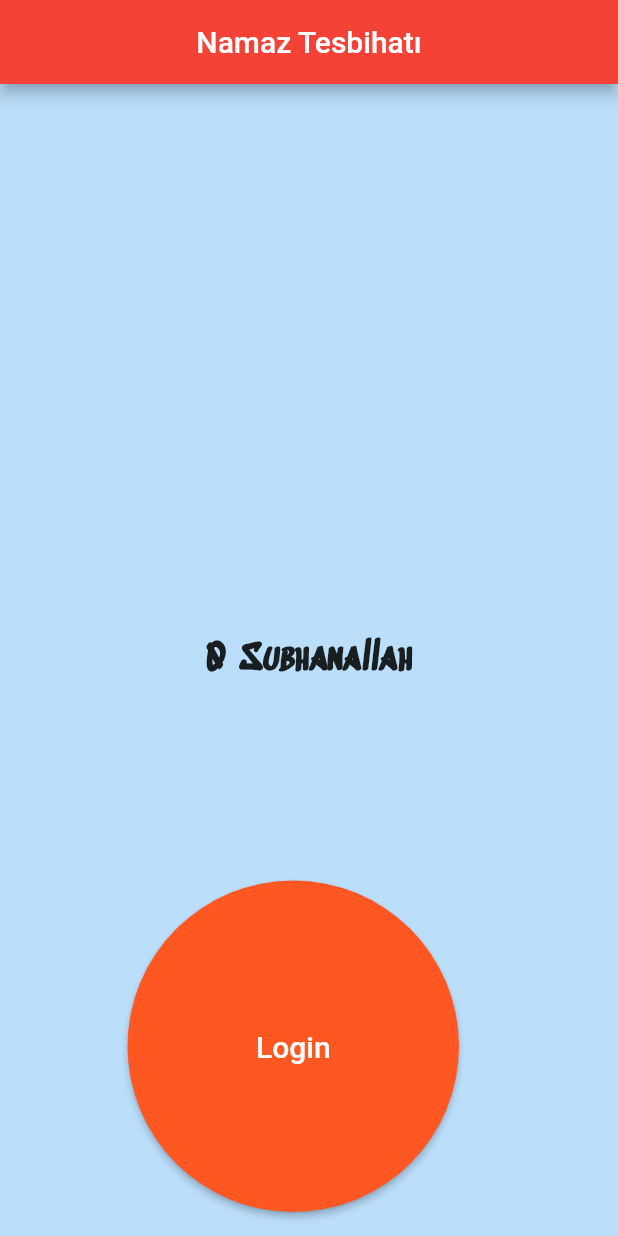
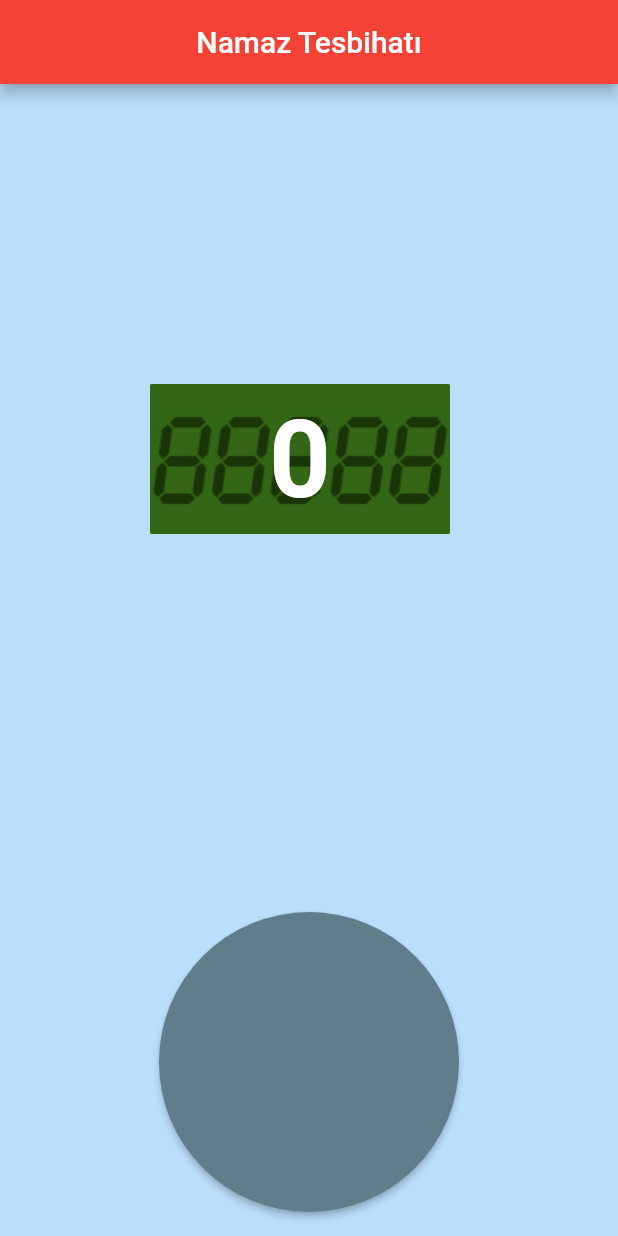
Before and after one commit to Talhaasan/tesbihat, a Flutter app: the screen it shows after launch, after a tap on "Namaz Tesbihatı", on a phone screen of 412 x 824 dp. Run offline on Flutter 3.47's test engine with Material 2 defaults, Android fonts, the phone set to English and light mode, and no system bars; Roboto replaces fonts that are missing (digital).

Commit message:
V: 1.0.2

```diff
--- a/lib/pages/namaztesbihatı.dart
+++ b/lib/pages/namaztesbihatı.dart
@@ -21,18 +21,32 @@ class _NamazTesbihati extends State<NamazTesbihati> {
           title: Text("Namaz Tesbihatı"),
           centerTitle: true,
         ),
-        body: Center(
-          child: Text(
-            count.toString() + " " + tesbih,
-            style: TextStyle(
-                fontSize: 25,
-                fontWeight: FontWeight.bold,
-                fontFamily: 'sedgwick'),
+        body: Container(
+          decoration: BoxDecoration(
+              image: DecorationImage(
+                  image: AssetImage("assets/images/background_for_counter.jpg"),
+                  fit: BoxFit.cover)),
+          margin: EdgeInsets.fromLTRB(100, 200, 100, 0),
+          width: 200,
+          height: 100,
+          //padding: ,
+          child: RaisedButton(
+            //Padding(padding: EdgeInsets.only(top: 20)),
+            color: Colors.blue,
+
+            child: Text(
+              count.toString(),
+              style: TextStyle(
+                  color: Colors.white,
+                  fontSize: 72,
+                  fontWeight: FontWeight.bold,
+                  fontFamily: 'digital'),
+            ),
           ),
         ),
         floatingActionButton: Container(
-            width: 221  ,
-            height: 221,
+            width: 200,
+            height: 200,
             //alignment: Alignment.center,
             margin: EdgeInsets.fromLTRB(50, 0, 90, 0),
             child: RaisedButton(
@@ -48,10 +62,10 @@ class _NamazTesbihati extends State<NamazTesbihati> {
                     Navigator.pushNamed(context, "/");
                   }
                 },
-                color: Colors.deepOrange,
+                color: Colors.blueGrey,
                 textColor: Colors.white,
                 shape: CircleBorder(side: BorderSide.none),
-                child: Text('Login', style: TextStyle(fontSize: 20.0)))),
+                child: Text('', style: TextStyle(fontSize: 20.0)))),
       ),
     );
   }
--- a/pubspec.yaml
+++ b/pubspec.yaml
@@ -54,6 +54,10 @@ flutter:
     - family: sedgwick
       fonts:
         - asset: assets/fonts/sedgwick.ttf
+
+    - family: digital
+      fonts:
+        - asset: assets/fonts/LCDM2B__.ttf
   # To add assets to your application, add an assets section, like this:
   assets:
     - assets/images/
```
Also changed, not shown: assets/fonts/LCDM2B__.TTF (added), assets/fonts/digital.ttf (added), assets/images/background_for_counter.jpg (added).
